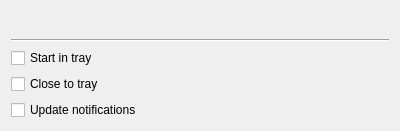
The window that src/GUI/Player/Preferences/GUI_PlayerPreferences.ui (return42/sayonara) describes before a commit, drawn with Qt 5.
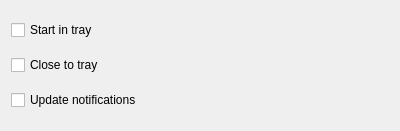
The same window after the commit.

```diff
--- a/src/GUI/Player/Preferences/GUI_PlayerPreferences.ui
+++ b/src/GUI/Player/Preferences/GUI_PlayerPreferences.ui
@@ -11,48 +11,27 @@
    </rect>
   </property>
   <layout class="QGridLayout" name="gridLayout">
-   <item row="0" column="0">
-    <widget class="QLabel" name="lab_title">
-     <property name="font">
-      <font>
-       <pointsize>11</pointsize>
-       <weight>75</weight>
-       <bold>true</bold>
-      </font>
-     </property>
-     <property name="text">
-      <string/>
-     </property>
-    </widget>
-   </item>
-   <item row="1" column="0">
-    <widget class="Line" name="line">
-     <property name="orientation">
-      <enum>Qt::Horizontal</enum>
-     </property>
-    </widget>
-   </item>
    <item row="2" column="0">
+    <widget class="QCheckBox" name="cb_update_notifications">
+     <property name="text">
+      <string>Update notifications</string>
+     </property>
+    </widget>
+   </item>
+   <item row="0" column="0">
     <widget class="QCheckBox" name="cb_start_in_tray">
      <property name="text">
       <string>Start in tray</string>
      </property>
     </widget>
    </item>
-   <item row="3" column="0">
+   <item row="1" column="0">
     <widget class="QCheckBox" name="cb_close_to_tray">
      <property name="text">
       <string>Close to tray</string>
      </property>
     </widget>
    </item>
-   <item row="4" column="0">
-    <widget class="QCheckBox" name="cb_update_notifications">
-     <property name="text">
-      <string>Update notifications</string>
-     </property>
-    </widget>
-   </item>
   </layout>
  </widget>
  <resources/>
```
